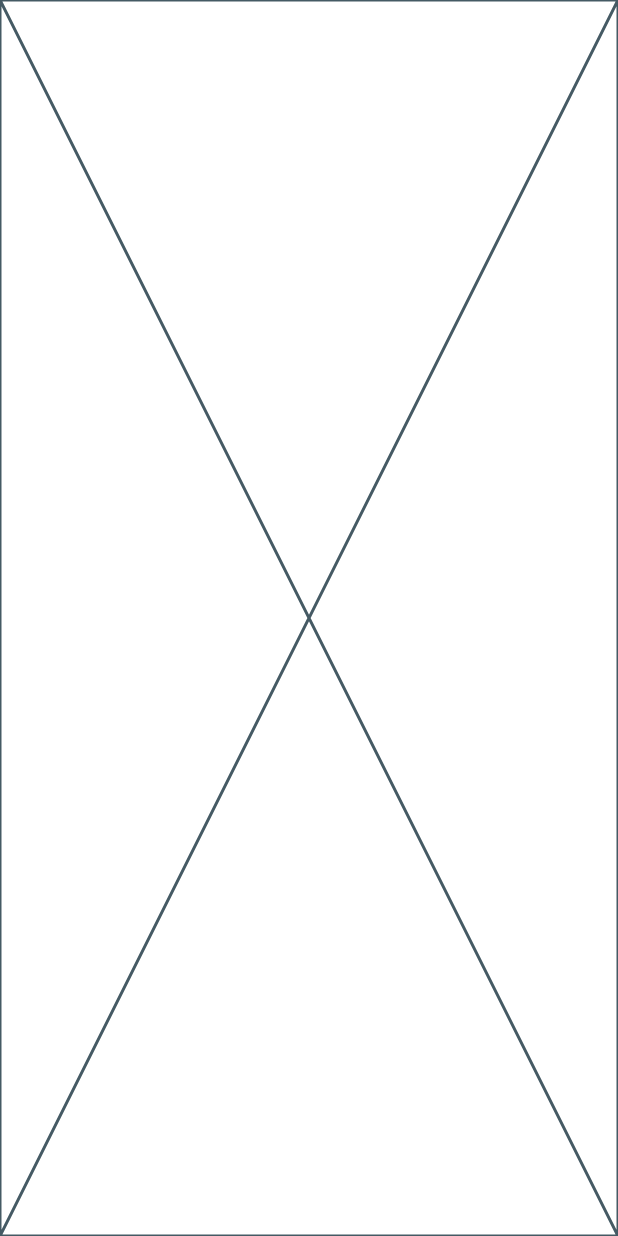
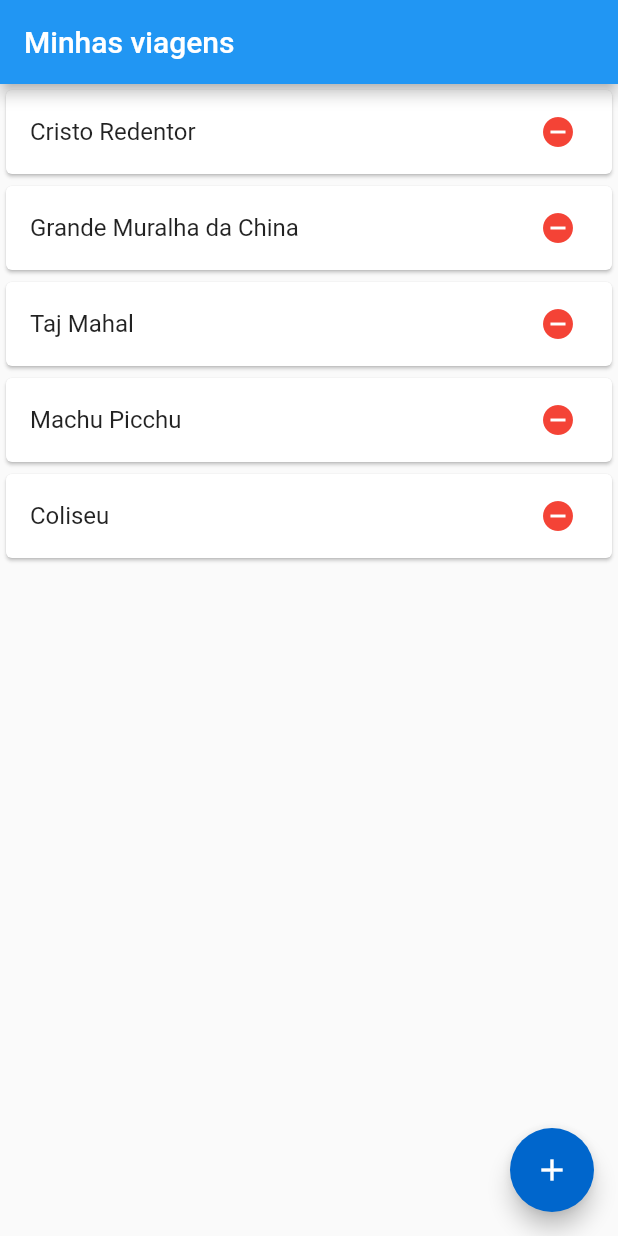
Before and after one commit to SandroRF1973/minhas_viagens, a Flutter app: the screen it shows after launch, on a phone screen of 412 x 824 dp. Run offline on Flutter 3.47's test engine with Material 2 defaults, Android fonts, the phone set to English and light mode, and no system bars.

Commit message:
Aula - 203

```diff
--- a/lib/home.dart
+++ b/lib/home.dart
@@ -8,8 +8,67 @@ class Home extends StatefulWidget {
 }
 
 class _HomeState extends State<Home> {
+  final List _listaViagens = [
+    "Cristo Redentor",
+    "Grande Muralha da China",
+    "Taj Mahal",
+    "Machu Picchu",
+    "Coliseu"
+  ];
+
+  _abrirMapa() {}
+  _excluirViagem() {}
+  _adicionarLocal() {}
+
   @override
   Widget build(BuildContext context) {
-    return const Placeholder();
+    return Scaffold(
+      appBar: AppBar(title: const Text("Minhas viagens")),
+      floatingActionButton: FloatingActionButton(
+        backgroundColor: const Color(0xff0066cc),
+        onPressed: () {
+          _adicionarLocal();
+        },
+        child: const Icon(Icons.add),
+      ),
+      body: Column(
+        children: [
+          Expanded(
+              child: ListView.builder(
+                  itemCount: _listaViagens.length,
+                  itemBuilder: (context, index) {
+                    String titulo = _listaViagens[index];
+
+                    return GestureDetector(
+                      onTap: () {
+                        _abrirMapa();
+                      },
+                      child: Card(
+                        child: ListTile(
+                          title: Text(titulo),
+                          trailing: Row(
+                            mainAxisSize: MainAxisSize.min,
+                            children: [
+                              GestureDetector(
+                                onTap: () {
+                                  _excluirViagem();
+                                },
+                                child: const Padding(
+                                  padding: EdgeInsets.all(8),
+                                  child: Icon(
+                                    Icons.remove_circle,
+                                    color: Colors.red,
+                                  ),
+                                ),
+                              )
+                            ],
+                          ),
+                        ),
+                      ),
+                    );
+                  }))
+        ],
+      ),
+    );
   }
 }
--- a/lib/main.dart
+++ b/lib/main.dart
@@ -1,9 +1,10 @@
 import 'package:flutter/material.dart';
-import 'package:minhas_viagens/home.dart';
+import 'package:minhas_viagens/splashScreen.dart';
 
 void main() {
   runApp(const MaterialApp(
     debugShowCheckedModeBanner: false,
-    home: Home(),
+    title: "Minhas viagens",
+    home: SplashScreen(),
   ));
 }
--- a/pubspec.yaml
+++ b/pubspec.yaml
@@ -62,6 +62,8 @@ flutter:
   # assets:
   #   - images/a_dot_burr.jpeg
   #   - images/a_dot_ham.jpeg
+  assets:
+    - imagens/logo.png
 
   # An image asset can refer to one or more resolution-specific "variants", see
   # https://flutter.dev/assets-and-images/#resolution-aware
```
Also changed, not shown: lib/splashScreen.dart (added, +35 -0 lines), imagens/logo.png (added).
